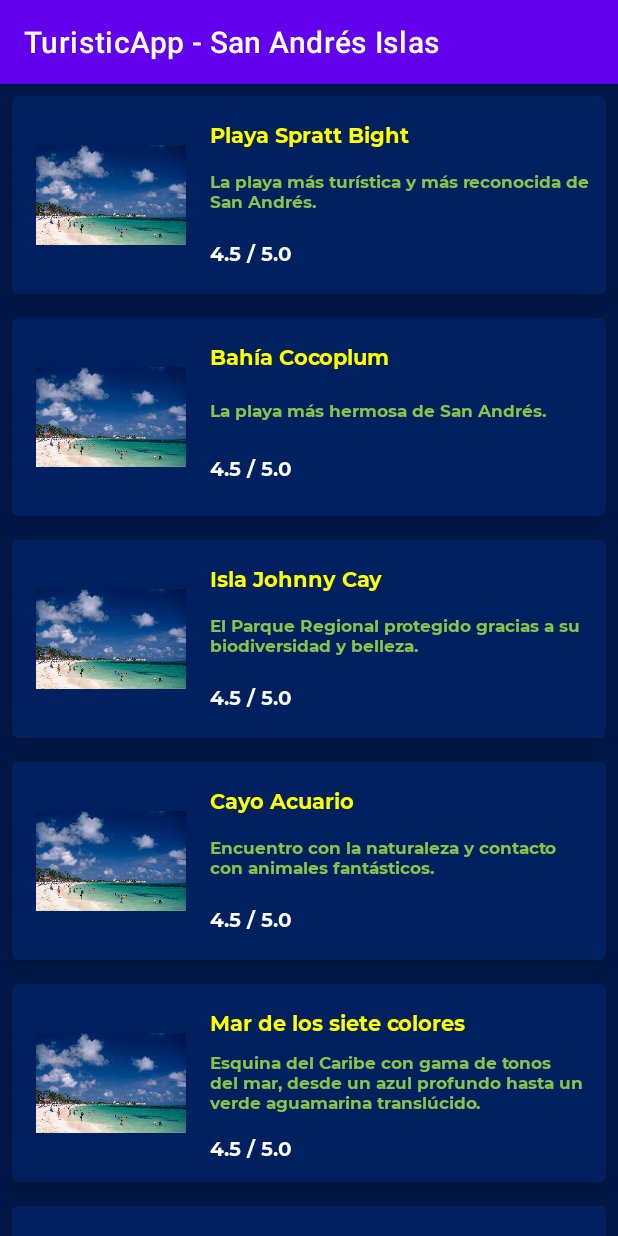
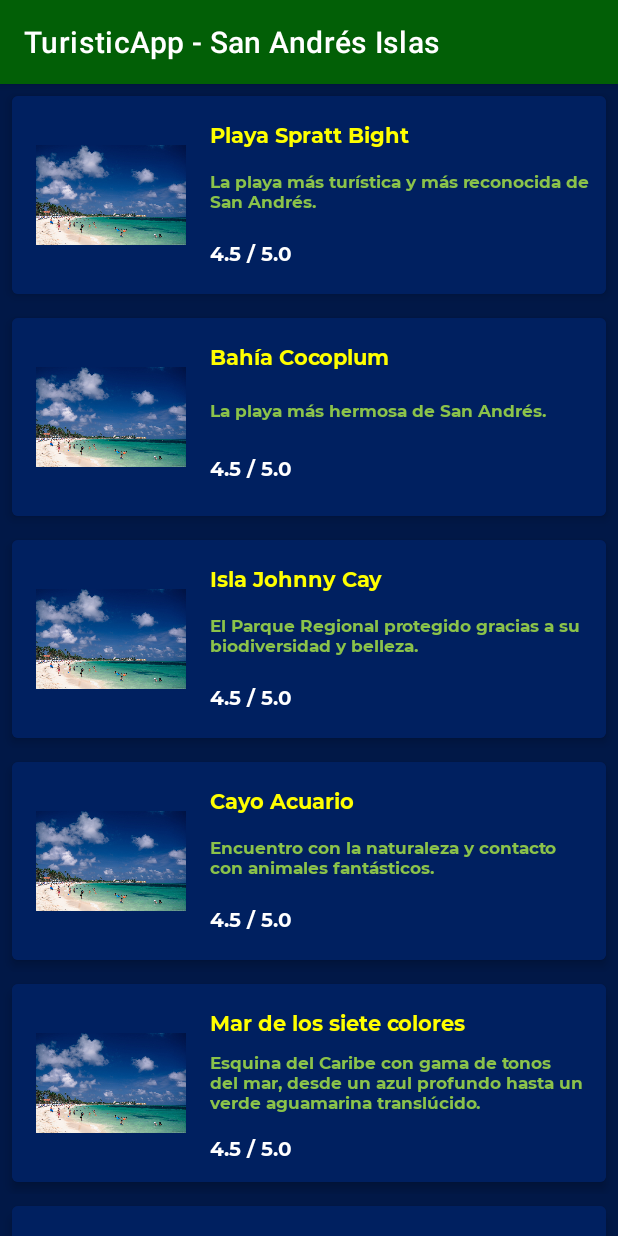
Before and after one commit to Michelle453/OneDroid-TuristicApp, an Android app: the screen it shows after launch (ListSitiosActivity), on a phone screen of 412 x 824 dp. Run offline under Robolectric (Android 15) with nearby library versions, the phone set to English and light mode, and no system bars.

Commit message:
JCR Adjusted Name app bar color

```diff
--- a/app/src/main/res/values/colors.xml
+++ b/app/src/main/res/values/colors.xml
@@ -1,8 +1,8 @@
 <?xml version="1.0" encoding="utf-8"?>
 <resources>
     <color name="purple_200">#FFBB86FC</color>
-    <color name="purple_500">#FF6200EE</color>
-    <color name="purple_700">#FF3700B3</color>
+    <color name="purple_500">#025F06</color>
+    <color name="purple_700">#002060</color>
     <color name="teal_200">#FF03DAC5</color>
     <color name="teal_700">#FF018786</color>
     <color name="black">#FF000000</color>
```
